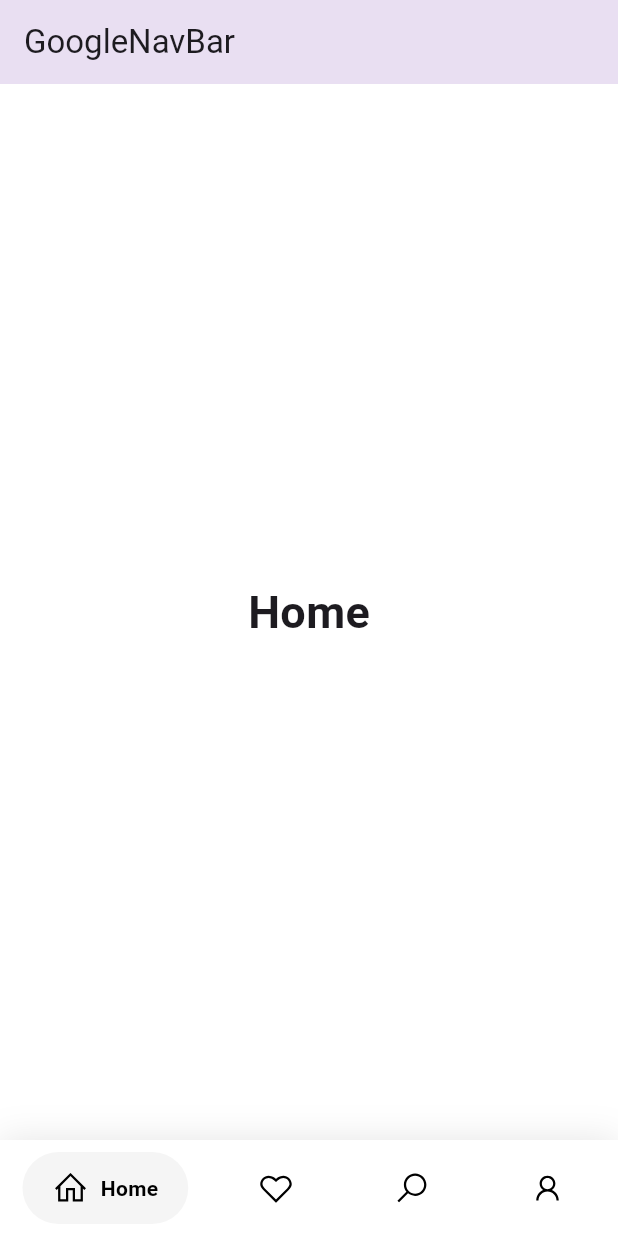
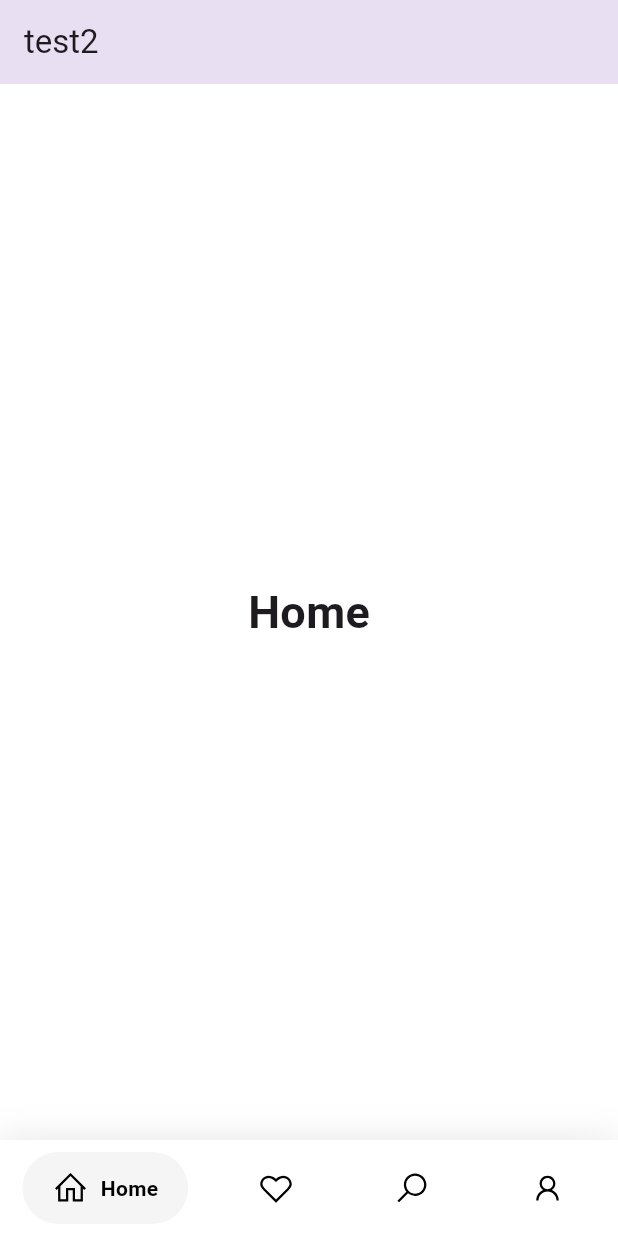
Before and after one commit to leonato-289/flutter, a Flutter app: the screen it shows after launch, on a phone screen of 412 x 824 dp. Run offline on Flutter 3.47's test engine with Material 3 defaults, Android fonts, the phone set to English and light mode, and no system bars; drawn by our look-alikes of google_nav_bar; our stand-ins replace line_icons.

```diff
--- a/lib/main.dart
+++ b/lib/main.dart
@@ -1,8 +1,10 @@
 import 'package:flutter/material.dart';
 import 'package:google_nav_bar/google_nav_bar.dart';
 import 'package:line_icons/line_icons.dart';
+import 'package:flutter/services.dart'; // Para controlar a barra de navegação
 
-void main() => runApp(MaterialApp(
+void main() {
+  runApp(MaterialApp(
     builder: (context, child) {
       return Directionality(textDirection: TextDirection.ltr, child: child!);
     },
@@ -10,7 +12,9 @@ void main() => runApp(MaterialApp(
     theme: ThemeData(
       primaryColor: Colors.grey[800],
     ),
-    home: Example()));
+    home: Example(),
+  ));
+}
 
 class Example extends StatefulWidget {
   @override
@@ -41,12 +45,26 @@ class _ExampleState extends State<Example> {
   ];
 
   @override
+  void initState() {
+    super.initState();
+    // Ocultar a barra de navegação
+    SystemChrome.setEnabledSystemUIMode(SystemUiMode.leanBack);
+  }
+
+  @override
+  void dispose() {
+    // Restaurar o comportamento padrão quando a tela for descartada
+    SystemChrome.setEnabledSystemUIMode(SystemUiMode.manual, overlays: SystemUiOverlay.values);
+    super.dispose();
+  }
+
+  @override
   Widget build(BuildContext context) {
     return Scaffold(
       backgroundColor: Colors.white,
       appBar: AppBar(
         elevation: 20,
-        title: const Text('GoogleNavBar'),
+        title: const Text('test2'),
       ),
       body: Center(
         child: _widgetOptions.elementAt(_selectedIndex),
```
Also changed, not shown: pubspec.lock, 1 other file.
